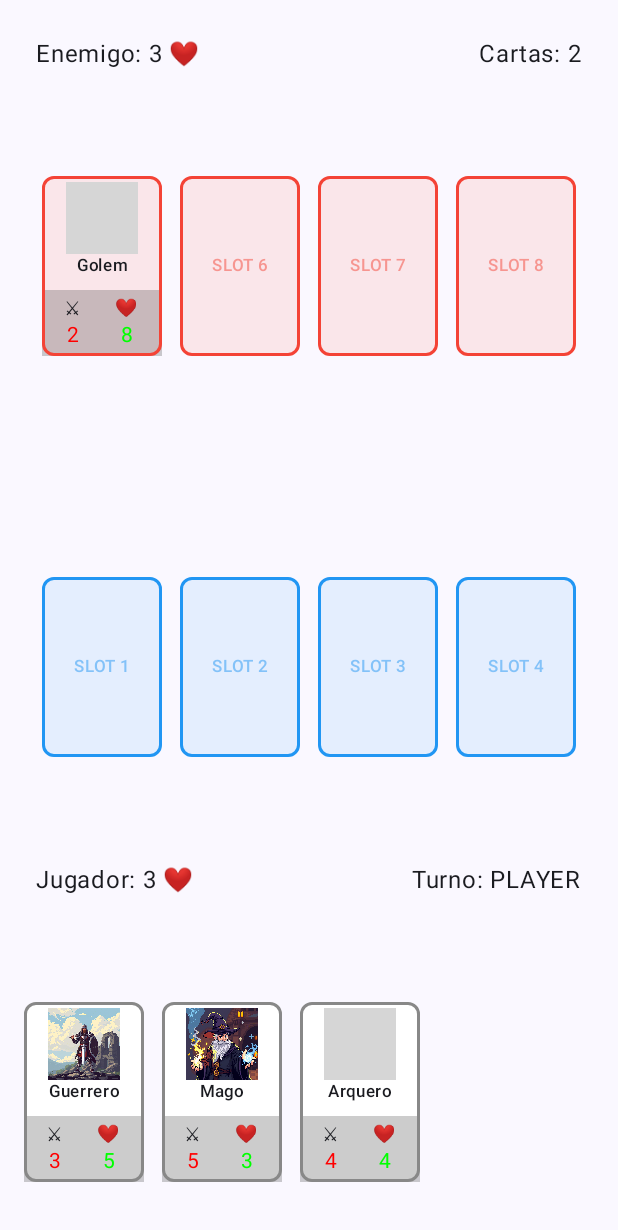
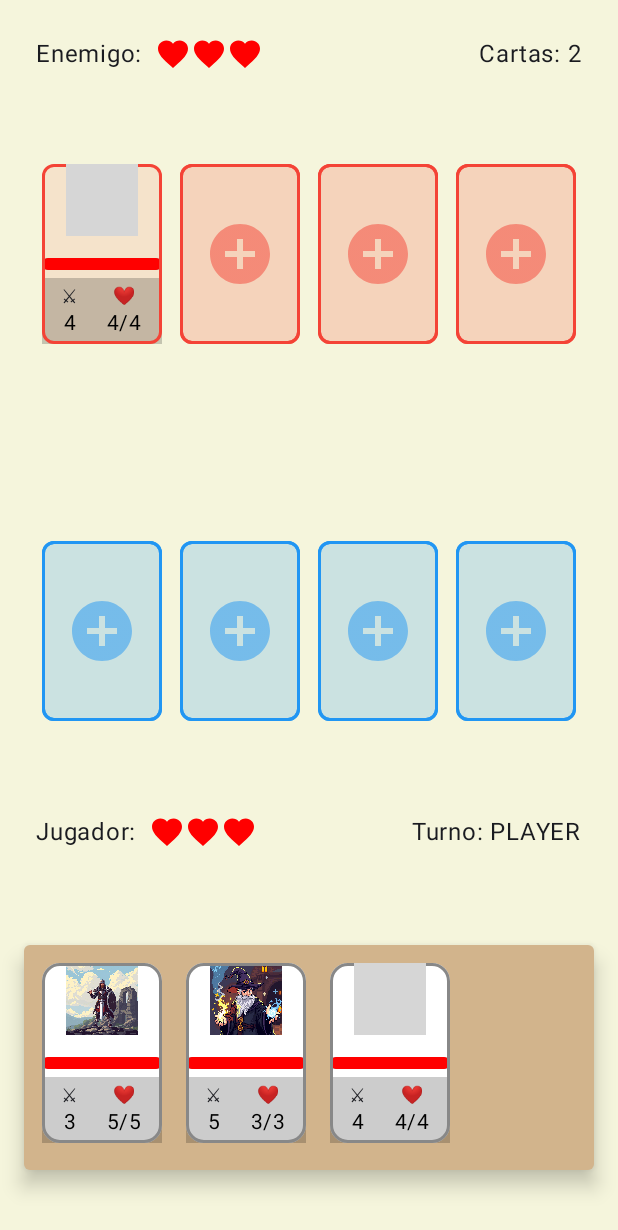
Before and after one commit to David0-Eng/TheLastTurn, an Android app built with Jetpack Compose: the GameScreen screen opened through its navigation route, on a phone screen of 412 x 824 dp. Shown: the top 1230 px of the screen. Run offline under Robolectric (Android 15) with nearby library versions, the light colour scheme and no system bars; grey boxes are pictures that could not be loaded.

Commit message:
New HomeScreen design, more cards (not finals, just for test), and changed some UI things, need to implement DRAW state, improve ResultScreen, add settings, timers, score, email and more

```diff
--- a/app/build.gradle.kts
+++ b/app/build.gradle.kts
@@ -65,6 +65,7 @@ dependencies {
     implementation("androidx.navigation:navigation-compose:2.7.3")
     implementation("androidx.activity:activity-compose:1.8.0")
     implementation("androidx.compose.runtime:runtime-livedata:1.4.3")
+    implementation ("androidx.core:core-splashscreen:1.0.1")
 
 
 }
--- a/app/src/main/AndroidManifest.xml
+++ b/app/src/main/AndroidManifest.xml
@@ -6,9 +6,9 @@
         android:allowBackup="true"
         android:dataExtractionRules="@xml/data_extraction_rules"
         android:fullBackupContent="@xml/backup_rules"
-        android:icon="@mipmap/ic_launcher"
+        android:icon="@drawable/icono_thelastturn"
         android:label="@string/app_name"
-        android:roundIcon="@mipmap/ic_launcher_round"
+        android:roundIcon="@drawable/icono_thelastturn"
         android:supportsRtl="true"
         android:theme="@style/Theme.TheLastTurn"
         tools:targetApi="31">
--- a/app/src/main/java/com/example/thelastturn/MainActivity.kt
+++ b/app/src/main/java/com/example/thelastturn/MainActivity.kt
@@ -17,8 +17,11 @@ import androidx.compose.ui.Modifier
 import com.example.thelastturn.model.GameState
 import com.example.thelastturn.ui.screens.ResultsScreen
 
+
+
 class MainActivity : ComponentActivity() {
     override fun onCreate(savedInstanceState: Bundle?) {
+
         super.onCreate(savedInstanceState)
         setContent {
             TheLastTurnTheme {
--- a/app/src/main/java/com/example/thelastturn/model/Card.kt
+++ b/app/src/main/java/com/example/thelastturn/model/Card.kt
@@ -8,14 +8,17 @@ data class Card(
     val name: String,
     val damage: Int,
     var health: Int,
-    @DrawableRes val imageRes: Int
+    @DrawableRes val imageRes: Int,
+    val maxHealth: Int
 ) {
     companion object {
         fun sampleDeck(): MutableList<Card> = mutableListOf(
-            Card(1, "Guerrero", 3, 5, R.drawable.warrior),
-            Card(2, "Mago", 5, 3, R.drawable.mage),
-            Card(3, "Arquero", 4, 4, R.drawable.default_card),
-            Card(4, "Golem", 2, 8, R.drawable.default_card)
+            Card(1, "Guerrero", 3, 5, R.drawable.warrior, 5),
+            Card(2, "Mago", 5, 3, R.drawable.mage, 3),
+            Card(3, "Arquero", 4, 4, R.drawable.default_card, 4),
+            Card(4, "Golem", 2, 8, R.drawable.default_card, 8),
+            Card(5,"Tralalero", 3, 6, R.drawable.default_card, 6),
+            Card(6,"Bombardilo", 4, 4, R.drawable.default_card, 4)
         )
     }
 }
--- a/app/src/main/java/com/example/thelastturn/ui/screens/GameScreen.kt
+++ b/app/src/main/java/com/example/thelastturn/ui/screens/GameScreen.kt
@@ -1,5 +1,7 @@
 package com.example.thelastturn.ui.screens
 
+import androidx.compose.animation.AnimatedVisibility
+import androidx.compose.animation.core.animateFloatAsState
 import androidx.compose.foundation.Image
 import androidx.compose.foundation.background
 import androidx.compose.foundation.border
@@ -8,15 +10,20 @@ import androidx.compose.foundation.layout.*
 import androidx.compose.foundation.lazy.LazyRow
 import androidx.compose.foundation.lazy.items
 import androidx.compose.foundation.shape.RoundedCornerShape
+import androidx.compose.material.icons.Icons
+import androidx.compose.material.icons.filled.AddCircle
+import androidx.compose.material.icons.filled.Favorite
 import androidx.compose.material3.*
 import androidx.compose.runtime.*
 import androidx.compose.ui.Alignment
 import androidx.compose.ui.Modifier
+import androidx.compose.ui.draw.shadow
+import androidx.compose.ui.graphics.Brush
 import androidx.compose.ui.graphics.Color
+import androidx.compose.ui.graphics.graphicsLayer
 import androidx.compose.ui.res.painterResource
 import androidx.compose.ui.unit.dp
 import androidx.lifecycle.viewmodel.compose.viewModel
-import androidx.navigation.NavController
 import com.example.thelastturn.R
 import com.example.thelastturn.model.BoardSlot
 import com.example.thelastturn.model.Card
@@ -34,13 +41,23 @@ fun GameScreen(onGameEnd: (String) -> Unit) {
         }
     }
 
+    // Fondo amarillo claro estilo trigo
+    Box(
+        modifier = Modifier.fillMaxSize(),
+        contentAlignment = Alignment.Center
+    ) {
+        Box(
+            modifier = Modifier
+                .fillMaxSize()
+                .background(Color(0xFFF5F5DC)) // Amarillo claro estilo trigo
+        )
+
         Column(
             modifier = Modifier
                 .fillMaxSize()
                 .padding(16.dp),
             verticalArrangement = Arrangement.SpaceBetween
         ) {
-
             EnemyInfo(viewModel)
 
             // Tablero enemigo
@@ -63,12 +80,13 @@ fun GameScreen(onGameEnd: (String) -> Unit) {
 
             PlayerInfo(viewModel)
 
-        // Baraja del jugador
+            // Baraja del jugador (ajustada)
             PlayerHand(
-            cards = viewModel.playerHand,
+                cards = viewModel.playerHand.take(4), // Máximo 4 cartas visibles
                 selectedCard = viewModel.selectedCard.value,
                 onCardSelected = { viewModel.selectCard(it) }
             )
+        }
     }
 }
 
@@ -80,7 +98,11 @@ private fun PlayerInfo(viewModel: GameViewModel) {
             .padding(8.dp),
         horizontalArrangement = Arrangement.SpaceBetween
     ) {
-        Text("Jugador: ${viewModel.player.currentHits} ❤")
+        Row(verticalAlignment = Alignment.CenterVertically) {
+            Text("Jugador:", style = MaterialTheme.typography.bodyLarge)
+            Spacer(modifier = Modifier.width(8.dp))
+            HealthIcons(viewModel.player.currentHits)
+        }
         Text("Turno: ${viewModel.currentTurn.value.name}")
     }
 }
@@ -93,8 +115,30 @@ private fun EnemyInfo(viewModel: GameViewModel) {
             .padding(8.dp),
         horizontalArrangement = Arrangement.SpaceBetween
     ) {
-        Text("Enemigo: ${viewModel.enemy.currentHits} ❤")
+        Row(verticalAlignment = Alignment.CenterVertically) {
+            Text("Enemigo:", style = MaterialTheme.typography.bodyLarge)
+            Spacer(modifier = Modifier.width(8.dp))
+            HealthIcons(viewModel.enemy.currentHits)
+        }
         Text("Cartas: ${viewModel.enemyHand.size}")
+    }
+}
+
+@Composable
+private fun HealthIcons(health: Int) {
+    val maxHealth = 3 // Ajusta esto según tu lógica de juego
+    Row {
+        repeat(maxHealth) { index ->
+            val isVisible = index < health
+            AnimatedVisibility(visible = isVisible) {
+                Icon(
+                    imageVector = Icons.Default.Favorite,
+                    contentDescription = "Corazón",
+                    tint = Color.Red,
+                    modifier = Modifier.size(24.dp)
+                )
+            }
+        }
     }
 }
 
@@ -128,7 +172,6 @@ private fun BoardSlotUI(
     availableCards: List<Card>
 ) {
     val cardInSlot = slot.card
-    println("Recomponiendo slot ${slot.id} con carta: ${cardInSlot?.name}")
     val slotColor = if (isPlayer) Color(0xFF2196F3) else Color(0xFFF44336)
 
     Box(
@@ -145,16 +188,16 @@ private fun BoardSlotUI(
                     viewModel.placeCard(slot.id)
                 }
             }
-            .background(
-                color = slotColor.copy(alpha = 0.1f),
-                shape = RoundedCornerShape(8.dp)
-            ),
+            .background(slotColor.copy(alpha = 0.1f), shape = RoundedCornerShape(8.dp)),
         contentAlignment = Alignment.Center
     ) {
-        if (cardInSlot != null) {
-            CardInSlot(card = cardInSlot)
-        } else {
-            SlotPlaceholder(slotId = slot.id, color = slotColor)
+        AnimatedVisibility(visible = cardInSlot != null) {
+            cardInSlot?.let {
+                CardInSlot(card = it)
+            }
+        }
+        if (cardInSlot == null) {
+            SlotPlaceholder(color = slotColor)
         }
     }
 }
@@ -166,25 +209,13 @@ private fun CardInSlot(card: Card) {
         verticalArrangement = Arrangement.SpaceBetween,
         horizontalAlignment = Alignment.CenterHorizontally
     ) {
-        Column(
-            modifier = Modifier
-                .fillMaxWidth()
-                .weight(2f)
-                .padding(4.dp),
-            horizontalAlignment = Alignment.CenterHorizontally
-        ) {
         Image(
             painter = painterResource(id = card.imageRes),
             contentDescription = card.name,
             modifier = Modifier.size(48.dp)
         )
-            Text(
-                text = card.name,
-                style = MaterialTheme.typography.labelSmall,
-                maxLines = 1
-            )
-        }
-
+        Spacer(modifier = Modifier.height(4.dp))
+        HealthBar(health = card.health, maxHealth = card.maxHealth)
         Row(
             modifier = Modifier
                 .fillMaxWidth()
@@ -197,15 +228,15 @@ private fun CardInSlot(card: Card) {
                 Text(
                     text = "${card.damage}",
                     style = MaterialTheme.typography.bodyMedium,
-                    color = Color.Red
+                    color = Color.Black
                 )
             }
             Column(horizontalAlignment = Alignment.CenterHorizontally) {
                 Text("❤", style = MaterialTheme.typography.bodySmall)
                 Text(
-                    text = "${card.health}",
+                    text = "${card.health}/${card.maxHealth}",
                     style = MaterialTheme.typography.bodyMedium,
-                    color = Color.Green
+                    color = Color.Black
                 )
             }
         }
@@ -213,15 +244,37 @@ private fun CardInSlot(card: Card) {
 }
 
 @Composable
-private fun SlotPlaceholder(slotId: Int, color: Color) {
+private fun HealthBar(health: Int, maxHealth: Int) {
+    val animatedHealth by animateFloatAsState(targetValue = health.toFloat())
+    Box(
+        modifier = Modifier
+            .fillMaxWidth()
+            .height(8.dp)
+            .background(Color.Gray, RoundedCornerShape(4.dp))
+    ) {
+        Box(
+            modifier = Modifier
+                .fillMaxWidth(animatedHealth / maxHealth)
+                .height(8.dp)
+                .background(Color.Red, RoundedCornerShape(4.dp))
+        )
+    }
+}
+
+@Composable
+private fun SlotPlaceholder(color: Color) {
     Box(
         contentAlignment = Alignment.Center,
-        modifier = Modifier.fillMaxSize()
+        modifier = Modifier
+            .fillMaxSize()
+            .background(color = color.copy(alpha = 0.1f), shape = RoundedCornerShape(8.dp))
+            .border(2.dp, color = color, shape = RoundedCornerShape(8.dp))
     ) {
-        Text(
-            text = "SLOT $slotId",
-            color = color.copy(alpha = 0.5f),
-            style = MaterialTheme.typography.labelSmall
+        Icon(
+            imageVector = Icons.Default.AddCircle,
+            contentDescription = "Slot vacío",
+            tint = color.copy(alpha = 0.5f),
+            modifier = Modifier.size(48.dp)
         )
     }
 }
@@ -232,11 +285,18 @@ private fun PlayerHand(
     selectedCard: Card?,
     onCardSelected: (Card) -> Unit
 ) {
-    LazyRow(
-        horizontalArrangement = Arrangement.spacedBy(12.dp),
+    Card(
         modifier = Modifier
             .fillMaxWidth()
-            .height(140.dp)
+            .height(180.dp) // Altura más grande para mejorar la visibilidad
+            .padding(top = 2.dp, bottom = 28.dp) // Subir el marco
+            .shadow(elevation = 8.dp, shape = RoundedCornerShape(4.dp)),
+        colors = CardDefaults.cardColors(containerColor = Color(0xFFD2B48C)), // Color marrón
+        shape = RoundedCornerShape(2.dp)
+    ) {
+        LazyRow(
+            horizontalArrangement = Arrangement.spacedBy(16.dp), // Espaciado más amplio
+            modifier = Modifier.padding(12.dp)
         ) {
             items(cards) { card ->
                 CardUI(
@@ -247,6 +307,7 @@ private fun PlayerHand(
             }
         }
     }
+}
 
 @Composable
 private fun CardUI(
@@ -254,17 +315,20 @@ private fun CardUI(
     isSelected: Boolean,
     onClick: () -> Unit
 ) {
+    val scale by animateFloatAsState(if (isSelected) 1.1f else 1f) // Escala ligeramente
+
     Box(
         modifier = Modifier
-            .width(80.dp)
-            .height(120.dp)
+            .graphicsLayer(scaleX = scale, scaleY = scale) // Aplicar escala
+            .width(80.dp) // Ancho más amplio
+            .height(120.dp) // Altura más alta
             .border(
                 width = 2.dp,
                 color = if (isSelected) Color.Green else Color.Gray,
-                shape = RoundedCornerShape(8.dp)
+                shape = RoundedCornerShape(12.dp)
             )
             .clickable(onClick = onClick)
-            .background(Color.White, RoundedCornerShape(8.dp))
+            .background(Color.White, RoundedCornerShape(12.dp))
     ) {
         CardInSlot(card = card)
     }
--- a/app/src/main/java/com/example/thelastturn/ui/screens/HomeScreen.kt
+++ b/app/src/main/java/com/example/thelastturn/ui/screens/HomeScreen.kt
@@ -1,30 +1,83 @@
 package com.example.thelastturn.ui.screens
 
+import androidx.compose.foundation.background
+import androidx.compose.foundation.border
 import androidx.compose.foundation.layout.*
+import androidx.compose.foundation.shape.RoundedCornerShape
 import androidx.compose.material3.*
 import androidx.compose.runtime.Composable
 import androidx.compose.ui.Alignment
 import androidx.compose.ui.Modifier
+import androidx.compose.ui.graphics.Brush
+import androidx.compose.ui.graphics.Color
 import androidx.compose.ui.unit.dp
 import androidx.navigation.NavController
 
 @Composable
 fun HomeScreen(onStartGame: () -> Unit) {
-    Surface(modifier = Modifier.fillMaxSize()) {
-        Column(
-            verticalArrangement = Arrangement.Center,
-            horizontalAlignment = Alignment.CenterHorizontally,
-            modifier = Modifier
-                .fillMaxSize()
-                .padding(24.dp)
+    // Fondo rústico (opcionalmente puedes usar una imagen de fondo)
+    Surface(
+        modifier = Modifier.fillMaxSize(),
+        color = Color(0xFF8B4513) // Marrón terroso
+    ) {
+        Box(
+            modifier = Modifier.fillMaxSize(),
+            contentAlignment = Alignment.Center
         ) {
-            Text(
-                text = "The Last Turn",
-                style = MaterialTheme.typography.headlineMedium
+            // Fondo de madera simulado
+            Box(
+                modifier = Modifier
+                    .fillMaxSize()
+                    .background(
+                        brush = Brush.verticalGradient(
+                            colors = listOf(Color(0xFFD2B48C), Color(0xFF8B4513)) // Degradado marrón
+                        )
+                    )
             )
-            Spacer(modifier = Modifier.height(32.dp))
-            Button(onClick = { onStartGame() }) {
-                Text("Empezar Partida")
+
+            Column(
+                verticalArrangement = Arrangement.Center,
+                horizontalAlignment = Alignment.CenterHorizontally,
+                modifier = Modifier.padding(30.dp)
+            ) {
+                // Título con estilo "western" más grande
+                Text(
+                    text = "The Last Turn",
+                    style = MaterialTheme.typography.headlineLarge.copy( // Cambiado a headlineLarge
+                        fontFamily = androidx.compose.ui.text.font.FontFamily.SansSerif, // Fuente SansSerif
+                        color = Color.White // Texto blanco para contraste
+                    )
+                )
+
+                Spacer(modifier = Modifier.height(40.dp)) // Aumentado el espacio
+
+                // Botón estilizado más grande
+                Button(
+                    onClick = { onStartGame() },
+                    modifier = Modifier
+                        .padding(20.dp)
+                        .height(70.dp) // Altura del botón aumentada
+                        .border(
+                            width = 3.dp, // Borde más grueso
+                            color = Color.Black,
+                            shape = RoundedCornerShape(12.dp) // Bordes más redondeados
+                        )
+                        .background(
+                            color = Color(0xFFA0522D), // Marrón oscuro
+                            shape = RoundedCornerShape(12.dp)
+                        ),
+                    colors = ButtonDefaults.buttonColors(
+                        containerColor = Color.Transparent,
+                        contentColor = Color.White
+                    )
+                ) {
+                    Text(
+                        text = "Empezar Partida",
+                        style = MaterialTheme.typography.titleLarge.copy( // Cambiado a titleLarge
+                            fontFamily = androidx.compose.ui.text.font.FontFamily.SansSerif // Fuente SansSerif
+                        )
+                    )
+                }
             }
         }
     }
--- /dev/null
+++ b/app/src/main/java/com/example/thelastturn/ui/screens/WoodBackground.kt
@@ -0,0 +1,31 @@
+import androidx.compose.foundation.Image
+import androidx.compose.foundation.background
+import androidx.compose.foundation.layout.Box
+import androidx.compose.foundation.layout.fillMaxSize
+import androidx.compose.runtime.Composable
+import androidx.compose.ui.Modifier
+import androidx.compose.ui.graphics.Brush
+import androidx.compose.ui.graphics.Color
+import androidx.compose.ui.graphics.TileMode
+import androidx.compose.ui.res.painterResource
+import com.example.thelastturn.R
+
+@Composable
+fun WoodBackground() {
+    Box(
+        modifier = Modifier
+            .fillMaxSize()
+            .background(
+                brush = Brush.horizontalGradient(
+                    colors = listOf(Color(0xFF8B4513), Color(0xFFD2B48C)), // Degradado marrón
+                    tileMode = TileMode.Repeated
+                )
+            )
+    ) {
+        Image(
+            painter = painterResource(id = R.drawable.fondo_thelastturn),
+            contentDescription = null,
+            modifier = Modifier.fillMaxSize()
+        )
+    }
+}
--- a/app/src/main/java/com/example/thelastturn/viewmodel/GameViewModel.kt
+++ b/app/src/main/java/com/example/thelastturn/viewmodel/GameViewModel.kt
@@ -58,9 +58,6 @@ class GameViewModel : ViewModel() {
         _currentTurn.value = PlayerTurn.PLAYER
     }
 
-    fun resetSelection() {
-        _selectedCard.value = null
-    }
 
     private fun drawInitialCards() {
         repeat(3) {
```
Also changed, not shown: 2 other files. Lines whose indentation alone changed are shown as unchanged.
